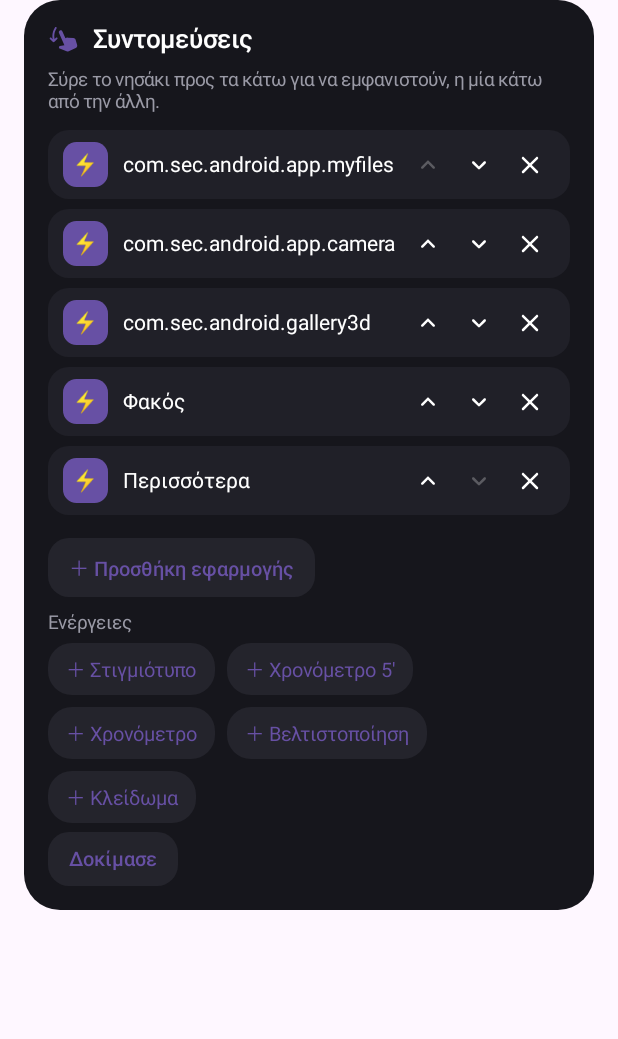
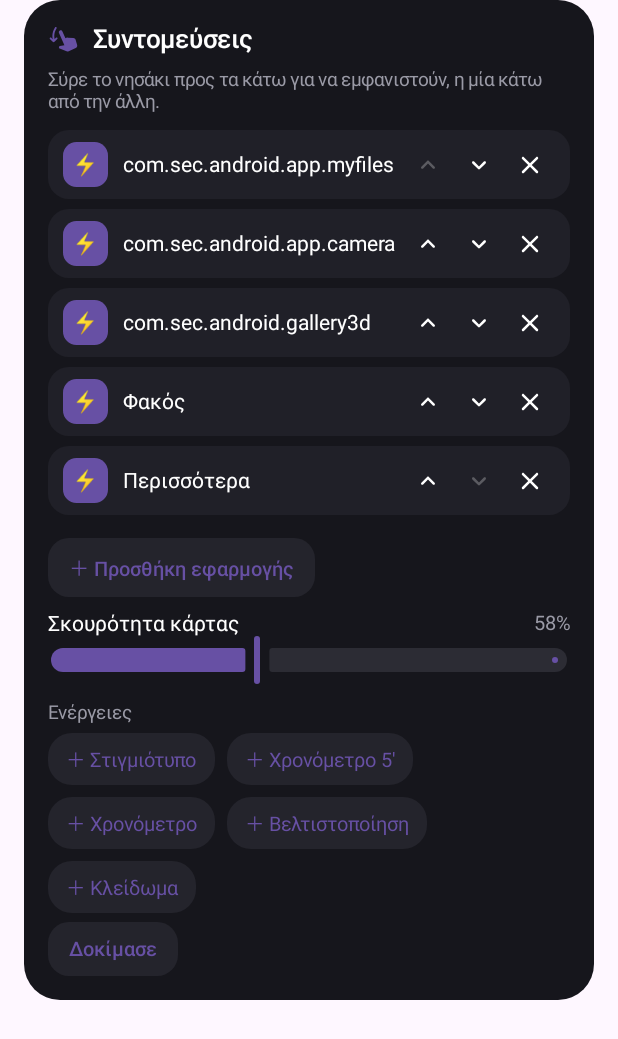
Before and after one commit to Mind-osc/pilland, an Android app built with Jetpack Compose: the composable ShortcutsSection shown on its own in the app's theme, after a tap on an icon or button, on a phone screen of 412 x 824 dp. Shown: the top 1039 px of the screen. Run offline under Robolectric (Android 15) with nearby library versions, the phone set to English and light mode, and no system bars.

Commit message:
Shortcuts card darkness slider
Co-Authored-By: Claude Opus 5.5 <noreply@anthropic.com>
Claude-Session: https://claude.ai/code/session_013a1pmuXKAqUNkxP1YFFfYK

```diff
--- a/app/build.gradle.kts
+++ b/app/build.gradle.kts
@@ -11,8 +11,8 @@ android {
         applicationId = "com.pilland.app"
         minSdk = 31
         targetSdk = 34
-        versionCode = 26
-        versionName = "2.2"
+        versionCode = 27
+        versionName = "2.3"
     }
 
     signingConfigs {
--- a/app/src/main/java/com/pilland/app/MainActivity.kt
+++ b/app/src/main/java/com/pilland/app/MainActivity.kt
@@ -734,6 +734,11 @@ private fun ShortcutsSection(cfg: Settings, onAddApp: () -> Unit) {
         Spacer(Modifier.height(6.dp))
         SmallButton("＋ Προσθήκη εφαρμογής") { onAddApp() }
         Spacer(Modifier.height(8.dp))
+        SliderRow("Σκουρότητα κάρτας", cfg.shortcutsDark * 100f, 30f..100f, "%.0f%%") { v ->
+            Prefs.update { it.copy(shortcutsDark = v / 100f) }
+            if (!Island.state.value.shortcuts) Island.openShortcuts()
+        }
+        Spacer(Modifier.height(8.dp))
         Label("Ενέργειες")
         FlowRow(horizontalArrangement = Arrangement.spacedBy(8.dp), verticalArrangement = Arrangement.spacedBy(8.dp)) {
             Shortcuts.actions.filter { it.first !in list }.forEach { (k, l) ->
--- a/app/src/main/java/com/pilland/app/Settings.kt
+++ b/app/src/main/java/com/pilland/app/Settings.kt
@@ -91,6 +91,8 @@ data class Settings(
     val shadow: Boolean = true,
     /** Θαμπό γυαλί στις συντομεύσεις και στο πάνελ. */
     val frost: Boolean = true,
+    /** Σκουρότητα (αδιαφάνεια) της κάρτας συντομεύσεων. */
+    val shortcutsDark: Float = 0.58f,
     val textScale: Float = 1f,
     val splitBubble: Boolean = true,
     val visualizer: Boolean = true,
@@ -191,6 +193,7 @@ object Prefs {
             glowAnimated = sp.getBoolean("glowAnimated", d.glowAnimated),
             shadow = sp.getBoolean("shadow", d.shadow),
             frost = sp.getBoolean("frost", d.frost),
+            shortcutsDark = sp.getFloat("shortcutsDark", d.shortcutsDark),
             textScale = sp.getFloat("textScale", d.textScale),
             splitBubble = sp.getBoolean("splitBubble", d.splitBubble),
             visualizer = sp.getBoolean("visualizer", d.visualizer),
@@ -242,6 +245,7 @@ object Prefs {
             .putBoolean("glowAnimated", s.glowAnimated)
             .putBoolean("shadow", s.shadow)
             .putBoolean("frost", s.frost)
+            .putFloat("shortcutsDark", s.shortcutsDark)
             .putFloat("textScale", s.textScale)
             .putBoolean("splitBubble", s.splitBubble)
             .putBoolean("visualizer", s.visualizer)
```
Also changed, not shown: app/src/main/java/com/pilland/app/IslandUi.kt (+6 -1 lines).
